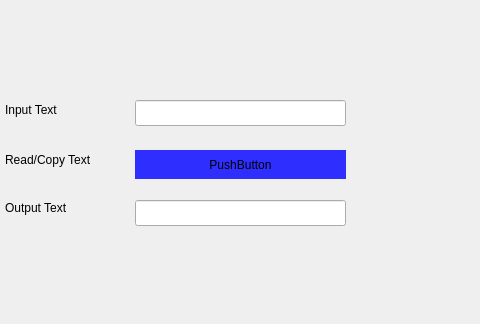
Above: form.ui from ssrivatsa-oceaneering/python-qt-example before the change; both pictures show x 95 to 575 and y 0 to 324 of the 756 by 416 pixel window. Below: the same form after it.
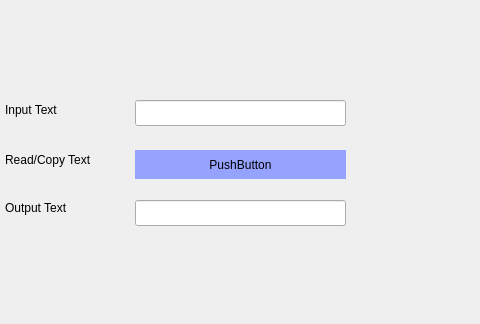
That is the form after the change.

Commit message:
Minor Changes just to see updates in git.
Made a change in color in the UI and a couple minor changes in the code, just to see how they roll up into git.

Patch:
```diff
--- a/form.ui
+++ b/form.ui
@@ -56,9 +56,8 @@
    </property>
    <property name="styleSheet">
     <string notr="true">QPushButton{
-	border-color: rgb(255, 255, 255);
 border-radius:25px;
-	background-color: rgb(46, 46, 255);
+background-color: rgb(149, 163, 255);
 }</string>
    </property>
    <property name="text">
```
The commit also changes 1 other file.
